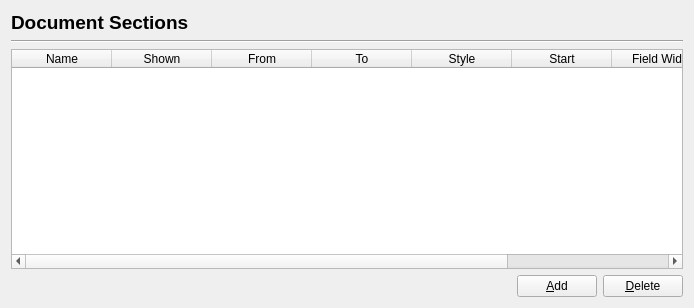
scribusproject/scribus, file scribus/ui/prefs_documentsectionsbase.ui: the form before one commit.
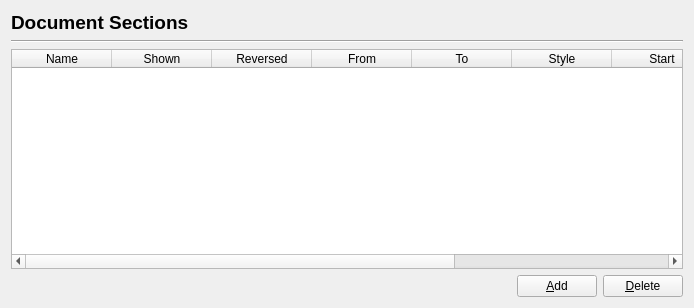
The form after the commit. Custom widgets are drawn as their Qt base class.

Commit message: #10783: Apply page number reversal code from Cezary. Fix broken QCheckBox as QTableItem code while we are at it

Patch:
```diff
--- a/scribus/ui/prefs_documentsectionsbase.ui
+++ b/scribus/ui/prefs_documentsectionsbase.ui
@@ -53,6 +53,11 @@
        <string>Shown</string>
       </property>
      </column>
+     <column>
+      <property name="text">
+       <string>Reversed</string>
+      </property>
+     </column>
      <column>
       <property name="text">
        <string>From</string>
```
The commit also changes 2 other files.
